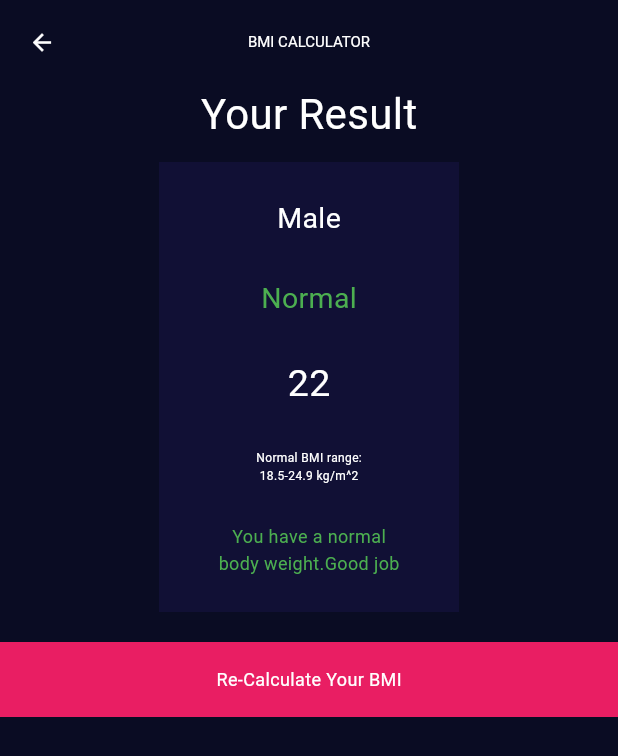
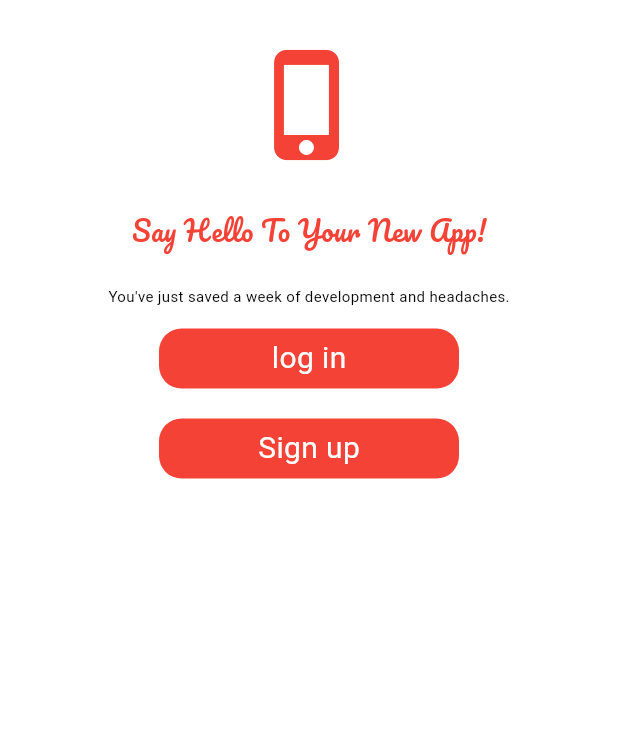
Before and after one commit to Afraym-Herz/bmi_result, a Flutter app: the screen it shows after launch, on a phone screen of 412 x 824 dp. Shown: the top 756 px of the screen. Run offline on Flutter 3.47's test engine with Material 3 defaults, Android fonts, the phone set to English and light mode, and no system bars.

Commit message:
first commit

```diff
--- a/lib/main.dart
+++ b/lib/main.dart
@@ -8,134 +8,113 @@ class BussinesCardApp extends StatelessWidget {
   Widget build(BuildContext context) {
     return MaterialApp(
         home: Scaffold(
-      appBar: AppBar(
-        leading: Icon(
-      Icons.arrow_back,
-      color: Colors.white,
-      size: 18,
+      backgroundColor: Colors.white,
+      body: Column(
+        crossAxisAlignment: CrossAxisAlignment.center ,
+        mainAxisAlignment: MainAxisAlignment.start,
+        children: [
+          CircleAvatar(
+            radius: 70,
+            backgroundColor: Colors.white,
+            child: Icon(Icons.phone_iphone , size: 80  , color: Colors.red,),
 
           ),
-        centerTitle: true,
-        backgroundColor: Color(0xff0A0C23),
-        title: const Text(
-          "BMI CALCULATOR",
+
+          SizedBox(
+            height: 50,
+            child: Text(
+              "Say Hello To Your New App!",
               style: TextStyle(
-              color: Colors.white,
-              fontSize: 10,
-              backgroundColor: Color(0xff0A0C23)),
+                  color: Colors.red,
+                  backgroundColor: Colors.white,
+                  fontSize: 18,
+                  fontFamily: 'Pacifico'),
             ),
           ),
-      backgroundColor: Color(0xff0A0C23),
-      body: Column(
+          Text(
+            "You've just saved a week of development and headaches.",
+            style: TextStyle(
+                color: Colors.black,
+                backgroundColor: Colors.white,
+                fontSize: 10),
+          ),
+          Padding(
+            padding: EdgeInsets.only(top : 15 , right: 10 , left: 10 , bottom: 5),
+            child: Container(
+              decoration: BoxDecoration(
+                  borderRadius: BorderRadius.circular(8), color: Colors.white),
+              height: 50,
 
+              child: Row(
+               mainAxisAlignment: MainAxisAlignment.center,
                 children: [
-          Center(
-            child: Container(
-                child: Text(
-              "Your Result",
-              style: TextStyle(color: Colors.white , fontSize: 28),
-            )),
-          ),
 
                   Padding(
-               padding: const EdgeInsets.only(top: 12, bottom: 20 , left: 12 , right: 12),
-               child: Container(
-                width: 200,
-                height: 300,
-                color: Color.fromARGB(111, 26, 22, 77) ,
-                child : const Column(
-                  mainAxisAlignment: MainAxisAlignment.center,
-                  crossAxisAlignment: CrossAxisAlignment.center,
-                children: [
-                  Row(
-                    mainAxisAlignment: MainAxisAlignment.center,
-                    crossAxisAlignment: CrossAxisAlignment.center,
-                    children: [
-                     Padding(
-                       padding: const EdgeInsets.only(bottom:13 , top: 0 ),
-                       child: Text("Male",style : TextStyle(color: Colors.white, fontSize: 19)),
-                     )
-                    ],
-                  ),
-                  Row(
-                    mainAxisAlignment: MainAxisAlignment.center,
-                    crossAxisAlignment: CrossAxisAlignment.center,
-                    children: [
-                     Padding(
-                       padding: const EdgeInsets.all(13),
-                       child: Text("Normal",style : TextStyle(color: Colors.green, fontSize: 19)),
-                     )
-                    ],
-                  ) ,
-                  Row(
-                    mainAxisAlignment: MainAxisAlignment.center,
-                    crossAxisAlignment: CrossAxisAlignment.center,
-                    children: [
-                     Padding(
-                       padding: const EdgeInsets.all(13),
-                       child: Text("22",style : TextStyle(color: Colors.white, fontSize: 25)),
-                     )
-                    ],
-                  ),
-
-                     Padding(
-                       padding: const EdgeInsets.only(bottom:1 , top: 13),
+                    padding: EdgeInsets.only(bottom: 10 ),
                     child: Row(
                       mainAxisAlignment: MainAxisAlignment.center,
                       crossAxisAlignment: CrossAxisAlignment.center,
                       children: [
-                           Text("Normal BMI range:",style : TextStyle(color: Colors.white, fontSize: 8)),
+                        Container(
+                          decoration: BoxDecoration( color: Colors.red , borderRadius: BorderRadius.circular(15) ),
+
+                          height: 50,
+                          width: 200,
+                          child: Center(
+                            child: Text(
+                              'log in',
+
+                              style: TextStyle(backgroundColor: Colors.red, color: Colors.white , fontSize: 20),
+                            ),
+                          ),
+                        ),
                       ],
                     ),
                   ),
+
+                ],
+              ),
+            ),
+          ) ,
            Padding(
-                       padding: const EdgeInsets.only(bottom:13),
+            padding: EdgeInsets.only(top : 5 , right: 10 , left: 10 , bottom: 5),
+            child: Container(
+              decoration: BoxDecoration(
+                  borderRadius: BorderRadius.circular(8), color: Colors.white),
+              height: 50,
+
+              child: Row(
+               mainAxisAlignment: MainAxisAlignment.center,
+                children: [
+
+                  Padding(
+                    padding: EdgeInsets.only(bottom: 10 ),
                     child: Row(
                       mainAxisAlignment: MainAxisAlignment.center,
                       crossAxisAlignment: CrossAxisAlignment.center,
                       children: [
-                           Text("18.5-24.9 kg/m^2",style : TextStyle(color: Colors.white, fontSize: 8)),
+                        Container(
+                          decoration: BoxDecoration( color: Colors.red , borderRadius: BorderRadius.circular(15) ),
+
+                          height: 50,
+                          width: 200,
+                          child: Center(
+                            child: Text(
+                              'Sign up',
+
+                              style: TextStyle(backgroundColor: Colors.red, color: Colors.white , fontSize: 20),
+                            ),
+                          ),
+                        ),
                       ],
                     ),
                   ),
-                     Padding(
-                       padding: const EdgeInsets.only(bottom:1 , top: 13),
-                       child: Row(
-                        mainAxisAlignment: MainAxisAlignment.center,
-                        crossAxisAlignment: CrossAxisAlignment.center,
-                         children: [
-                           Text("You have a normal",style : TextStyle(color: Colors.green, fontSize: 12)),
+
                 ],
               ),
             ),
-                     Row(
-                        mainAxisAlignment: MainAxisAlignment.center,
-                        crossAxisAlignment: CrossAxisAlignment.center,
-                         children: [
-                           Text("body weight.Good job",style : TextStyle(color: Colors.green, fontSize: 12)),
-                         ],
-                       ),
+          ) ,
 
-
-
-
-                    ],
-
-                )
-                           ),
-             ),
-
-          Container(
-            color: Colors.pink,
-            height: 50,
-            child: const Row(
-              mainAxisAlignment: MainAxisAlignment.center ,
-              crossAxisAlignment: CrossAxisAlignment.center,
-              children: [
-                Text("Re-Calculate Your BMI" , style : TextStyle(color: Colors.white, fontSize: 12)),
-              ],
-            ),
-          )
         ],
       ),
     ));
```
Lines whose indentation alone changed are shown as unchanged.
